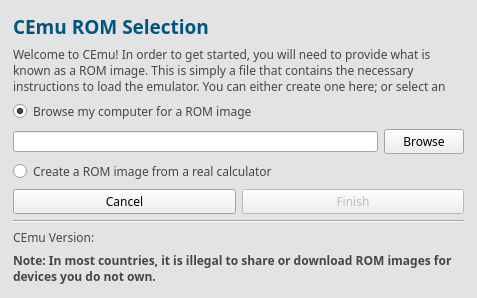
First picture: the form in gui/qt/romselection.ui, repository CE-Programming/CEmu, before the edit.
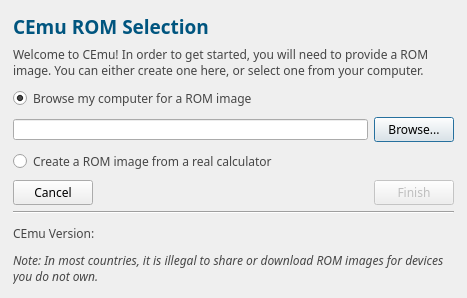
Second picture: the form after the edit. The open tabs and pages were chosen to show the change. Icons and pictures are not drawn.

Diff of the .ui file:
```diff
--- a/gui/qt/romselection.ui
+++ b/gui/qt/romselection.ui
@@ -9,7 +9,7 @@
    <rect>
     <x>0</x>
     <y>0</y>
-    <width>477</width>
+    <width>467</width>
     <height>298</height>
    </rect>
   </property>
@@ -31,70 +31,6 @@
     <height>16777215</height>
    </size>
   </property>
-  <property name="palette">
-   <palette>
-    <active>
-     <colorrole role="Base">
-      <brush brushstyle="SolidPattern">
-       <color alpha="255">
-        <red>255</red>
-        <green>255</green>
-        <blue>255</blue>
-       </color>
-      </brush>
-     </colorrole>
-     <colorrole role="Window">
-      <brush brushstyle="SolidPattern">
-       <color alpha="255">
-        <red>227</red>
-        <green>227</green>
-        <blue>227</blue>
-       </color>
-      </brush>
-     </colorrole>
-    </active>
-    <inactive>
-     <colorrole role="Base">
-      <brush brushstyle="SolidPattern">
-       <color alpha="255">
-        <red>255</red>
-        <green>255</green>
-        <blue>255</blue>
-       </color>
-      </brush>
-     </colorrole>
-     <colorrole role="Window">
-      <brush brushstyle="SolidPattern">
-       <color alpha="255">
-        <red>227</red>
-        <green>227</green>
-        <blue>227</blue>
-       </color>
-      </brush>
-     </colorrole>
-    </inactive>
-    <disabled>
-     <colorrole role="Base">
-      <brush brushstyle="SolidPattern">
-       <color alpha="255">
-        <red>227</red>
-        <green>227</green>
-        <blue>227</blue>
-       </color>
-      </brush>
-     </colorrole>
-     <colorrole role="Window">
-      <brush brushstyle="SolidPattern">
-       <color alpha="255">
-        <red>227</red>
-        <green>227</green>
-        <blue>227</blue>
-       </color>
-      </brush>
-     </colorrole>
-    </disabled>
-   </palette>
-  </property>
   <property name="windowTitle">
    <string>CEmu Setup</string>
   </property>
@@ -118,10 +54,10 @@
    <property name="bottomMargin">
     <number>4</number>
    </property>
-   <item row="0" column="0">
+   <item>
     <widget class="QStackedWidget" name="stackedWidget">
      <property name="sizePolicy">
-      <sizepolicy hsizetype="Minimum" vsizetype="Maximum">
+      <sizepolicy hsizetype="Preferred" vsizetype="Preferred">
        <horstretch>0</horstretch>
        <verstretch>0</verstretch>
       </sizepolicy>
@@ -168,6 +104,9 @@
        <family>Gulim</family>
       </font>
      </property>
+     <property name="frameShadow">
+      <enum>QFrame::Plain</enum>
+     </property>
      <property name="currentIndex">
       <number>0</number>
      </property>
@@ -184,132 +123,8 @@
         <height>290</height>
        </size>
       </property>
-      <layout class="QGridLayout" name="gridLayout_3">
-       <item row="5" column="0">
-        <widget class="QRadioButton" name="radioCreate">
-         <property name="sizePolicy">
-          <sizepolicy hsizetype="Preferred" vsizetype="Preferred">
-           <horstretch>0</horstretch>
-           <verstretch>0</verstretch>
-          </sizepolicy>
-         </property>
-         <property name="text">
-          <string>Create a ROM image from a real calculator</string>
-         </property>
-        </widget>
-       </item>
-       <item row="8" column="0">
-        <widget class="Line" name="line">
-         <property name="orientation">
-          <enum>Qt::Horizontal</enum>
-         </property>
-        </widget>
-       </item>
-       <item row="10" column="0">
-        <widget class="QLabel" name="label_2">
-         <property name="font">
-          <font>
-           <weight>75</weight>
-           <bold>true</bold>
-          </font>
-         </property>
-         <property name="text">
-          <string>Note: In most countries, it is illegal to share or download ROM images for devices you do not own. </string>
-         </property>
-         <property name="wordWrap">
-          <bool>true</bool>
-         </property>
-        </widget>
-       </item>
-       <item row="6" column="0">
-        <layout class="QHBoxLayout" name="horizontalLayout_2">
-         <item>
-          <widget class="QPushButton" name="buttonCancel">
-           <property name="sizePolicy">
-            <sizepolicy hsizetype="Minimum" vsizetype="Maximum">
-             <horstretch>0</horstretch>
-             <verstretch>0</verstretch>
-            </sizepolicy>
-           </property>
-           <property name="text">
-            <string>Cancel</string>
-           </property>
-           <property name="autoDefault">
-            <bool>false</bool>
-           </property>
-          </widget>
-         </item>
-         <item>
-          <widget class="QPushButton" name="buttonNext">
-           <property name="enabled">
-            <bool>false</bool>
-           </property>
-           <property name="sizePolicy">
-            <sizepolicy hsizetype="Minimum" vsizetype="Maximum">
-             <horstretch>0</horstretch>
-             <verstretch>0</verstretch>
-            </sizepolicy>
-           </property>
-           <property name="text">
-            <string>Finish</string>
-           </property>
-          </widget>
-         </item>
-        </layout>
-       </item>
-       <item row="4" column="0">
-        <layout class="QHBoxLayout" name="horizontalLayout">
-         <item>
-          <widget class="QLineEdit" name="rompath">
-           <property name="sizePolicy">
-            <sizepolicy hsizetype="MinimumExpanding" vsizetype="Preferred">
-             <horstretch>0</horstretch>
-             <verstretch>0</verstretch>
-            </sizepolicy>
-           </property>
-           <property name="maximumSize">
-            <size>
-             <width>16777215</width>
-             <height>21</height>
-            </size>
-           </property>
-          </widget>
-         </item>
-         <item>
-          <widget class="QPushButton" name="buttonBrowseROM">
-           <property name="sizePolicy">
-            <sizepolicy hsizetype="Preferred" vsizetype="Maximum">
-             <horstretch>0</horstretch>
-             <verstretch>0</verstretch>
-            </sizepolicy>
-           </property>
-           <property name="text">
-            <string>Browse</string>
-           </property>
-           <property name="default">
-            <bool>true</bool>
-           </property>
-          </widget>
-         </item>
-        </layout>
-       </item>
-       <item row="2" column="0">
-        <widget class="QLabel" name="line1_7">
-         <property name="sizePolicy">
-          <sizepolicy hsizetype="Preferred" vsizetype="Preferred">
-           <horstretch>0</horstretch>
-           <verstretch>0</verstretch>
-          </sizepolicy>
-         </property>
-         <property name="text">
-          <string>Welcome to CEmu! In order to get started, you will need to provide what is known as a ROM image. This is simply a file that contains the necessary instructions to load the emulator. You can either create one here; or select an already saved one from your computer.</string>
-         </property>
-         <property name="wordWrap">
-          <bool>true</bool>
-         </property>
-        </widget>
-       </item>
-       <item row="1" column="0">
+      <layout class="QVBoxLayout" name="verticalLayout_2">
+       <item>
         <widget class="QLabel" name="line0">
          <property name="palette">
           <palette>
@@ -350,6 +165,7 @@
          </property>
          <property name="font">
           <font>
+           <family>Aharoni</family>
            <pointsize>14</pointsize>
            <weight>75</weight>
            <bold>true</bold>
@@ -361,14 +177,23 @@
          </property>
         </widget>
        </item>
-       <item row="9" column="0">
-        <widget class="QLabel" name="versionLabel">
+       <item>
+        <widget class="QLabel" name="line1_7">
+         <property name="sizePolicy">
+          <sizepolicy hsizetype="Preferred" vsizetype="Preferred">
+           <horstretch>0</horstretch>
+           <verstretch>0</verstretch>
+          </sizepolicy>
+         </property>
          <property name="text">
-          <string>CEmu Version: </string>
+          <string>Welcome to CEmu! In order to get started, you will need to provide a ROM image. You can either create one here, or select one from your computer.</string>
+         </property>
+         <property name="wordWrap">
+          <bool>true</bool>
          </property>
         </widget>
        </item>
-       <item row="3" column="0">
+       <item>
         <widget class="QRadioButton" name="radioBrowse">
          <property name="sizePolicy">
           <sizepolicy hsizetype="Preferred" vsizetype="Preferred">
@@ -384,18 +209,134 @@
          </property>
         </widget>
        </item>
-       <item row="7" column="0">
-        <spacer name="verticalSpacer">
+       <item>
+        <layout class="QHBoxLayout" name="horizontalLayout">
+         <item>
+          <widget class="QLineEdit" name="rompath">
+           <property name="sizePolicy">
+            <sizepolicy hsizetype="MinimumExpanding" vsizetype="Preferred">
+             <horstretch>0</horstretch>
+             <verstretch>0</verstretch>
+            </sizepolicy>
+           </property>
+           <property name="maximumSize">
+            <size>
+             <width>16777215</width>
+             <height>21</height>
+            </size>
+           </property>
+          </widget>
+         </item>
+         <item>
+          <widget class="QPushButton" name="buttonBrowseROM">
+           <property name="sizePolicy">
+            <sizepolicy hsizetype="Preferred" vsizetype="Maximum">
+             <horstretch>0</horstretch>
+             <verstretch>0</verstretch>
+            </sizepolicy>
+           </property>
+           <property name="text">
+            <string>Browse...</string>
+           </property>
+           <property name="default">
+            <bool>true</bool>
+           </property>
+          </widget>
+         </item>
+        </layout>
+       </item>
+       <item>
+        <widget class="QRadioButton" name="radioCreate">
+         <property name="sizePolicy">
+          <sizepolicy hsizetype="Preferred" vsizetype="Preferred">
+           <horstretch>0</horstretch>
+           <verstretch>0</verstretch>
+          </sizepolicy>
+         </property>
+         <property name="text">
+          <string>Create a ROM image from a real calculator</string>
+         </property>
+        </widget>
+       </item>
+       <item>
+        <layout class="QHBoxLayout" name="horizontalLayout_2">
+         <item>
+          <widget class="QPushButton" name="buttonCancel">
+           <property name="sizePolicy">
+            <sizepolicy hsizetype="Minimum" vsizetype="Maximum">
+             <horstretch>0</horstretch>
+             <verstretch>0</verstretch>
+            </sizepolicy>
+           </property>
+           <property name="text">
+            <string>Cancel</string>
+           </property>
+           <property name="autoDefault">
+            <bool>false</bool>
+           </property>
+          </widget>
+         </item>
+         <item>
+          <spacer name="horizontalSpacer">
+           <property name="orientation">
+            <enum>Qt::Horizontal</enum>
+           </property>
+           <property name="sizeHint" stdset="0">
+            <size>
+             <width>40</width>
+             <height>20</height>
+            </size>
+           </property>
+          </spacer>
+         </item>
+         <item>
+          <widget class="QPushButton" name="buttonNext">
+           <property name="enabled">
+            <bool>false</bool>
+           </property>
+           <property name="sizePolicy">
+            <sizepolicy hsizetype="Minimum" vsizetype="Maximum">
+             <horstretch>0</horstretch>
+             <verstretch>0</verstretch>
+            </sizepolicy>
+           </property>
+           <property name="text">
+            <string>Finish</string>
+           </property>
+          </widget>
+         </item>
+        </layout>
+       </item>
+       <item>
+        <widget class="Line" name="line">
          <property name="orientation">
-          <enum>Qt::Vertical</enum>
+          <enum>Qt::Horizontal</enum>
          </property>
-         <property name="sizeHint" stdset="0">
-          <size>
-           <width>20</width>
-           <height>1</height>
-          </size>
+        </widget>
+       </item>
+       <item>
+        <widget class="QLabel" name="versionLabel">
+         <property name="text">
+          <string>CEmu Version: </string>
          </property>
-        </spacer>
+        </widget>
+       </item>
+       <item>
+        <widget class="QLabel" name="label_2">
+         <property name="font">
+          <font>
+           <weight>50</weight>
+           <italic>true</italic>
+           <bold>false</bold>
+          </font>
+         </property>
+         <property name="text">
+          <string>Note: In most countries, it is illegal to share or download ROM images for devices you do not own. </string>
+         </property>
+         <property name="wordWrap">
+          <bool>true</bool>
+         </property>
+        </widget>
        </item>
       </layout>
      </widget>
```
Left out of the diff: 413 changed lines with no effect on the pictures.
